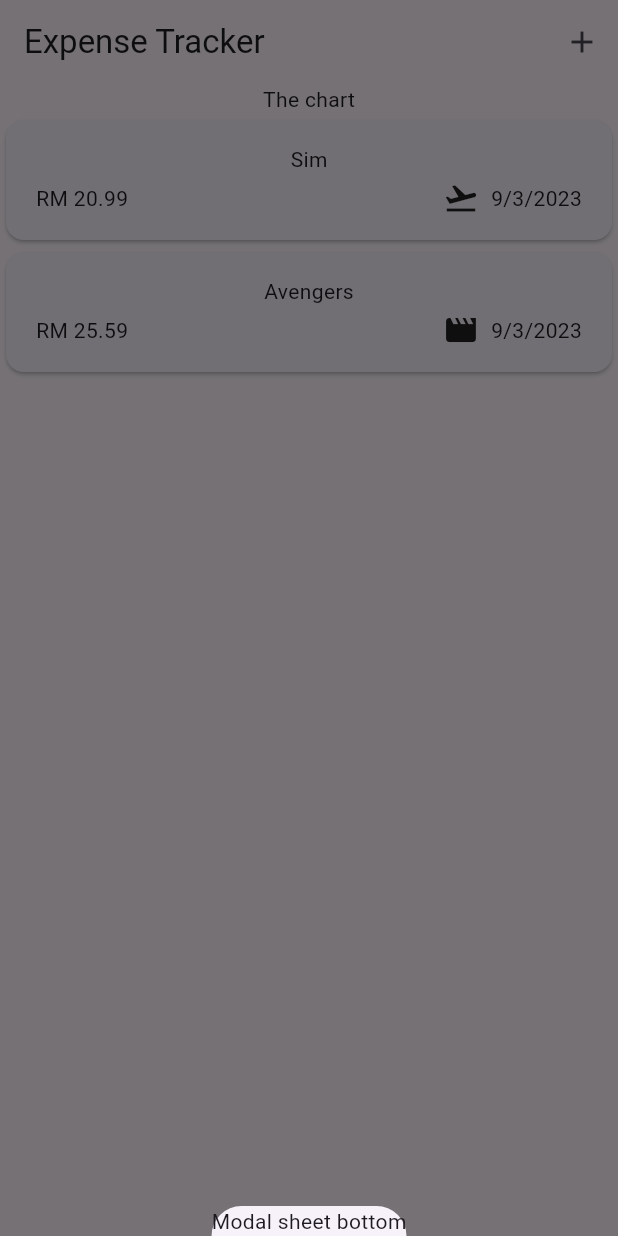
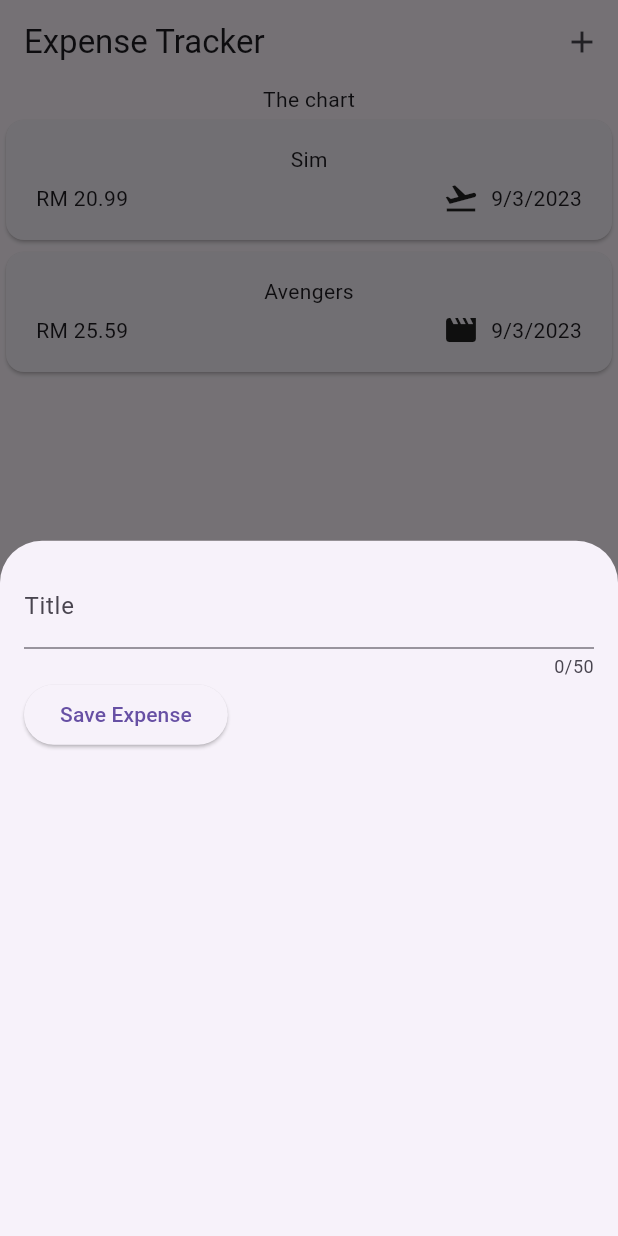
Before and after one commit to hanani14/expensetracker, a Flutter app: the screen it shows after launch, after a tap on the "add" icon, on a phone screen of 412 x 824 dp. Run offline on Flutter 3.47's test engine with Material 2 defaults, Android fonts, the phone set to English and light mode, and no system bars.

Commit message:
getting user input on every keystroke

```diff
--- a/lib/views/expenses.dart
+++ b/lib/views/expenses.dart
@@ -1,5 +1,6 @@
 import 'package:expensetracker/models/expense.dart';
 import 'package:expensetracker/views/expenses_list/expenses_list.dart';
+import 'package:expensetracker/views/new_expense.dart';
 import 'package:flutter/material.dart';
 
 class Expenses extends StatefulWidget {
@@ -17,7 +18,7 @@ class _ExpensesState extends State<Expenses> {
 
   void _openAddExpenseOverlay(){
     //context : contains metadata information of widget
-    showModalBottomSheet(context: context, builder: (ctx)=> Text('Modal sheet bottom'));
+    showModalBottomSheet(context: context, builder: (ctx)=> const NewExpense());
   }
 
   @override
--- /dev/null
+++ b/lib/views/new_expense.dart
@@ -0,0 +1,39 @@
+import 'package:flutter/material.dart';
+import 'package:flutter/src/widgets/framework.dart';
+import 'package:flutter/src/widgets/placeholder.dart';
+
+class NewExpense extends StatefulWidget {
+  const NewExpense({super.key});
+
+  @override
+  State<NewExpense> createState() => _NewExpenseState();
+}
+
+class _NewExpenseState extends State<NewExpense> {
+
+  var _enteredTitle = '';
+
+  void _saveTitleInput(String inputValue){
+    _enteredTitle = inputValue;
+  }
+
+  @override
+  Widget build(BuildContext context) {
+    return Padding(
+      padding: const EdgeInsets.all(16),
+      child:Column(children: [
+         TextField(
+          onChanged:_saveTitleInput ,
+          maxLength: 50,decoration: const InputDecoration(
+          label: Text('Title'),
+        ),),
+        Row(children: [
+          ElevatedButton(onPressed: (){
+            print(_enteredTitle);
+          }, child: const Text('Save Expense'))
+        ],)
+
+      ],),
+    );
+  }
+}
```
